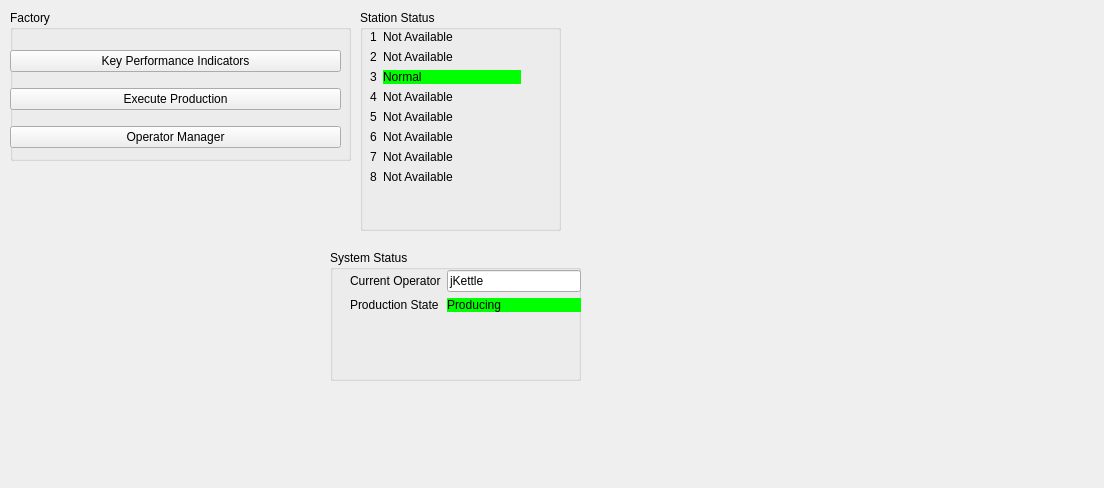
First picture: the form in src/frontend/QT Designer Files/ProductionSystemsManagerWidget.ui, repository JamesShadowfyre/MANF555, before the edit.
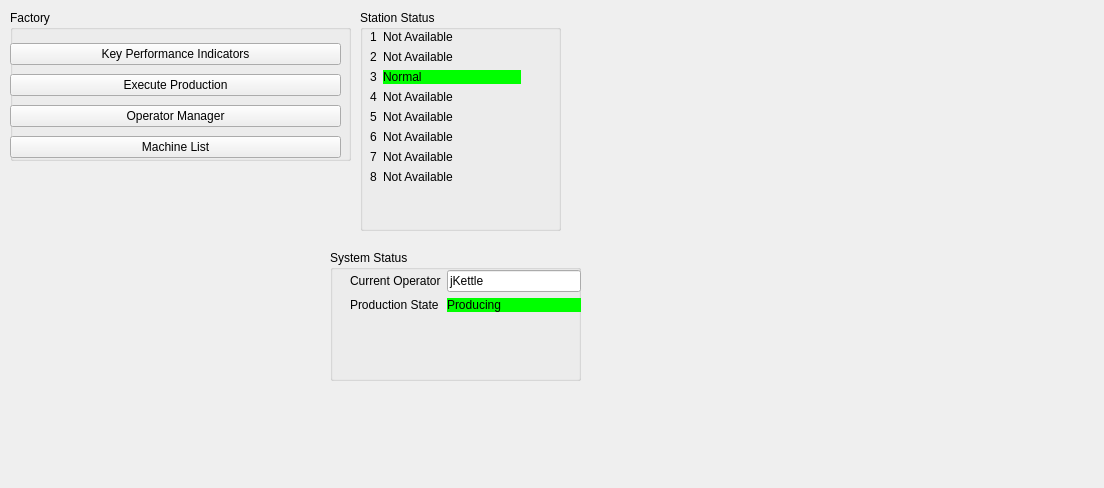
Second picture: the form after the edit. Icons and pictures are not drawn.

Commit message: MachineList button added to ProductionSystemsManagerWidget, MachineList_Handler created

The edit to the form file:
```diff
--- a/src/frontend/QT Designer Files/ProductionSystemsManagerWidget.ui
+++ b/src/frontend/QT Designer Files/ProductionSystemsManagerWidget.ui
@@ -666,6 +666,13 @@
        </property>
       </widget>
      </item>
+     <item>
+      <widget class="QPushButton" name="machineListButton">
+       <property name="text">
+        <string>Machine List</string>
+       </property>
+      </widget>
+     </item>
     </layout>
    </widget>
   </widget>
```
The commit also changes 4 other files.
